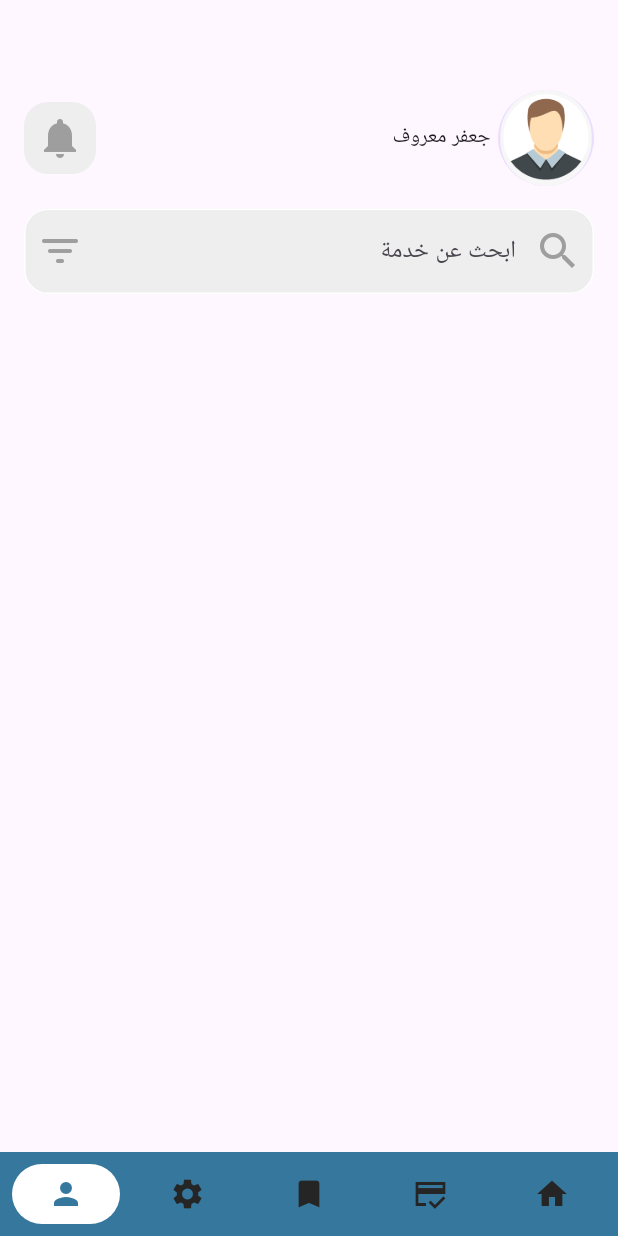
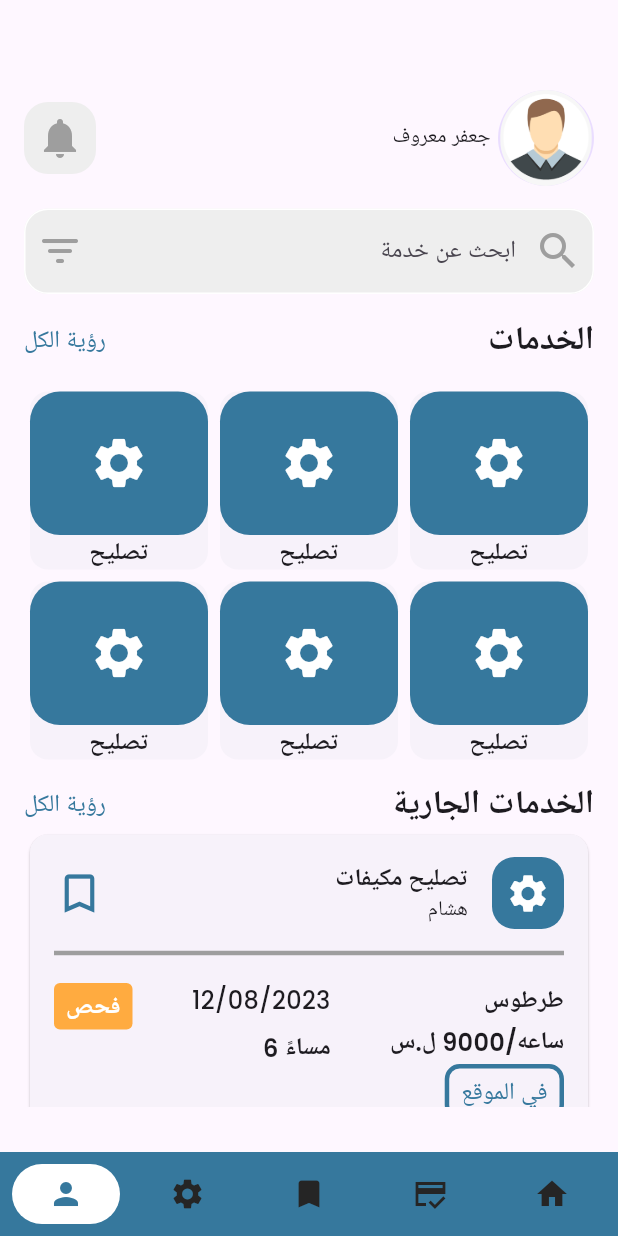
Before and after one commit to JafarKMarouf/service_provider, a Flutter app: the screen it shows after launch, on a phone screen of 412 x 824 dp. Run offline on Flutter 3.47's test engine with Material 3 defaults, Android fonts, the phone set to English and light mode, and no system bars; drawn by our look-alikes of google_nav_bar; our stand-ins replace bloc, font_awesome_flutter, modal_progress_hud_nsn.

Commit message:
build services home view done

```diff
--- /dev/null
+++ b/lib/cubits/auth_cubit/auth_cubit.dart
@@ -0,0 +1,13 @@
+// ignore_for_file: depend_on_referenced_packages
+
+import 'package:bloc/bloc.dart';
+import 'package:meta/meta.dart';
+
+part 'auth_state.dart';
+
+class AuthCubit extends Cubit<AuthState> {
+  AuthCubit() : super(AuthInitial());
+
+  // Future<>
+
+}
--- /dev/null
+++ b/lib/cubits/auth_cubit/auth_state.dart
@@ -0,0 +1,16 @@
+part of 'auth_cubit.dart';
+
+@immutable
+sealed class AuthState {}
+
+final class AuthInitial extends AuthState {}
+
+final class AuthLoading extends AuthState {}
+
+final class AuthSuccess extends AuthState {}
+
+final class AuthFailure extends AuthState {
+  final String errMessage;
+
+  AuthFailure({required this.errMessage});
+}
--- a/lib/views/services_view.dart
+++ b/lib/views/services_view.dart
@@ -1,6 +1,9 @@
 import 'package:flutter/material.dart';
+import 'package:freelancer_app/constant.dart';
 import 'package:freelancer_app/views/widgets/custome_app_bar.dart';
 import 'package:freelancer_app/views/widgets/custome_seach.dart';
+import 'package:freelancer_app/views/widgets/progress_service_page_view.dart';
+import 'package:freelancer_app/views/widgets/service_grid_view.dart';
 
 class ServicesView extends StatelessWidget {
   const ServicesView({super.key});
@@ -8,15 +11,54 @@ class ServicesView extends StatelessWidget {
   @override
   Widget build(BuildContext context) {
     return const Padding(
-      padding: EdgeInsets.symmetric(horizontal: 16, vertical: 60),
+      padding: EdgeInsets.only(right: 16,left: 16,top: 60,bottom: 30),
+      child: SingleChildScrollView(
         child: Column(
           children: [
             CustomeAppBar(),
             SizedBox(
               height: 15,
             ),
-          CustomeSearch()
+            CustomeSearch(),
+            SizedBox(
+              height: 15,
+            ),
+            Row(
+              mainAxisAlignment: MainAxisAlignment.spaceBetween,
+              children: [
+                Text(
+                  'رؤية الكل',
+                  style: TextStyle(
+                      color: kPrimaryColor,
+                      fontSize: 16,
+                      fontWeight: FontWeight.w500),
+                ),
+                Text(
+                  'الخدمات',
+                  style: TextStyle(fontSize: 22, fontWeight: FontWeight.w800),
+                ),
               ],
+            ),
+            ServiceGridView(),
+            Row(
+              mainAxisAlignment: MainAxisAlignment.spaceBetween,
+              children: [
+                Text(
+                  'رؤية الكل',
+                  style: TextStyle(
+                      color: kPrimaryColor,
+                      fontSize: 16,
+                      fontWeight: FontWeight.w500),
+                ),
+                Text(
+                  'الخدمات الجارية',
+                  style: TextStyle(fontSize: 22, fontWeight: FontWeight.w800),
+                ),
+              ],
+            ),
+            ProgressServicePageView(),
+          ],
+        ),
       ),
     );
   }
--- /dev/null
+++ b/lib/views/widgets/custome_service_item.dart
@@ -0,0 +1,32 @@
+import 'package:flutter/material.dart';
+import 'package:freelancer_app/constant.dart';
+
+class CustomeServiceItem extends StatelessWidget {
+  const CustomeServiceItem({super.key});
+
+  @override
+  Widget build(BuildContext context) {
+    return Card(
+      elevation: 0,
+      child: Column(
+        children: [
+          Expanded(
+            child: Container(
+              width: MediaQuery.of(context).size.width,
+              decoration: BoxDecoration(
+                  borderRadius: BorderRadius.circular(20), color: kPrimaryColor),
+              child: const Icon(
+                Icons.settings,
+                size: 40,
+                color: Colors.white,
+              ),
+            ),
+          ),
+          const Text(
+              'تصليح',
+              style: TextStyle(fontSize: 16, fontWeight: FontWeight.w600)),
+        ],
+      ),
+    );
+  }
+}
--- /dev/null
+++ b/lib/views/widgets/progress_service_item.dart
@@ -0,0 +1,134 @@
+import 'package:flutter/material.dart';
+import 'package:freelancer_app/constant.dart';
+
+class ProgressServiceItem extends StatelessWidget {
+  const ProgressServiceItem({super.key});
+
+  @override
+  Widget build(BuildContext context) {
+    return Card(
+      elevation: 0.9,
+      child: Padding(
+        padding:
+        const EdgeInsets.symmetric(vertical: 15.0, horizontal: 16.0),
+        child: Column(
+          children: [
+            Row(
+              mainAxisAlignment: MainAxisAlignment.spaceBetween,
+              children: [
+                Icon(
+                  Icons.bookmark_border,
+                  size: 34,
+                  color: kPrimaryColor,
+                ),
+                Row(
+                  children: [
+                    Column(
+                      crossAxisAlignment: CrossAxisAlignment.end,
+                      children: [
+                        Text(
+                          'تصليح مكيفات',
+                          style: TextStyle(
+                              fontWeight: FontWeight.w800, fontSize: 16),
+                        ),
+                        Text('هشام'),
+                      ],
+                    ),
+                    SizedBox(
+                      width: 16.0,
+                    ),
+                    Container(
+                      width: 48,
+                      height: 48,
+                      decoration: BoxDecoration(
+                          borderRadius: BorderRadius.circular(15),
+                          color: kPrimaryColor),
+                      child: const Icon(
+                        Icons.settings,
+                        size: 30,
+                        color: Colors.white,
+                      ),
+                    ),
+                  ],
+                )
+              ],
+            ),
+            SizedBox(
+              height: 8,
+            ),
+            SizedBox(
+              child: Divider(color: Colors.grey, thickness: 3),
+            ),
+            SizedBox(height: 12,),
+            Row(
+              mainAxisAlignment: MainAxisAlignment.spaceBetween,
+              crossAxisAlignment: CrossAxisAlignment.start,
+              children: [
+                Container(
+                    decoration: BoxDecoration(
+                        borderRadius: BorderRadius.circular(4),
+                        color: Colors.orangeAccent),
+                    padding: EdgeInsets.symmetric(
+                        horizontal: 8.0, vertical: 4),
+                    child: Text(
+                      'فحص',
+                      style: TextStyle(color: Colors.white, fontSize: 16,fontWeight: FontWeight.w600),
+                    )),
+                Column(
+                  // mainAxisAlignment: MainAxisAlignment.start,
+                  crossAxisAlignment: CrossAxisAlignment.end,
+                  children: [
+                    Text(
+                      '12/08/2023',
+                      style: TextStyle(
+                          fontSize: 16, fontWeight: FontWeight.w500),
+                    ),
+                    SizedBox(height: 8,),
+                    Text('6 مساءً',
+                      style: TextStyle(fontSize: 16,fontWeight: FontWeight.w600),
+                    ),
+                  ],
+                ),
+                Column(
+                  crossAxisAlignment: CrossAxisAlignment.end,
+                  mainAxisAlignment: MainAxisAlignment.spaceEvenly,
+                  children: [
+                    Text(
+                      'طرطوس',
+                      style: TextStyle(fontSize: 16,fontWeight: FontWeight.w600),
+                    ),
+                    SizedBox(height: 4,),
+                    Text('ساعه/9000 ل.س',
+                      style: TextStyle(fontSize: 16,fontWeight: FontWeight.w600),
+                    ),
+                    SizedBox(height: 4,),
+                    Container(
+                      padding: EdgeInsets.symmetric(vertical: 4,horizontal: 8),
+                      decoration: BoxDecoration(
+                          borderRadius: BorderRadius.circular(10),
+                          border: Border.all(color: kPrimaryColor,width: 3)
+                        // color: kPrimaryColoraryColor
+                      ),
+                      child: Text('في الموقع',style: TextStyle(color: kPrimaryColor,fontWeight: FontWeight.w500,fontSize: 16),),
+                    ),
+                  ],
+                ),
+              ],
+            ),
+            // const Row(
+            //   mainAxisAlignment: MainAxisAlignment.spaceBetween,
+            //   // crossAxisAlignment: CrossAxisAlignment.end,
+            //   children: [
+            //     // Text(''),
+            //     // Spacer(flex: 1,),
+            //     // Expanded(child: child)
+            //     Text('6 مساءً'),
+            //     Text('ساعه/9000 ل.س'),
+            //   ],
+            // ),
+          ],
+        ),
+      ),
+    );
+  }
+}
--- /dev/null
+++ b/lib/views/widgets/progress_service_page_view.dart
@@ -0,0 +1,22 @@
+import 'package:flutter/material.dart';
+import 'package:freelancer_app/views/widgets/progress_service_item.dart';
+
+class ProgressServicePageView extends StatelessWidget {
+  const ProgressServicePageView({super.key});
+
+  @override
+  Widget build(BuildContext context) {
+    return SizedBox(
+      height: 220,
+      child: PageView.builder(
+        itemCount: 5,
+        scrollDirection: Axis.horizontal,
+        reverse: true,
+        itemBuilder: (context, index) {
+          return const ProgressServiceItem();
+        },
+      ),
+    );
+
+  }
+}
--- /dev/null
+++ b/lib/views/widgets/service_grid_view.dart
@@ -0,0 +1,21 @@
+import 'package:flutter/material.dart';
+import 'package:freelancer_app/views/widgets/custome_service_item.dart';
+
+class ServiceGridView extends StatelessWidget {
+  const ServiceGridView({super.key});
+
+  @override
+  Widget build(BuildContext context) {
+    return GridView.builder(
+      scrollDirection: Axis.vertical,
+        shrinkWrap: true,
+        gridDelegate: const SliverGridDelegateWithFixedCrossAxisCount(
+          crossAxisCount: 3,
+        ),
+        padding: const EdgeInsets.only(top: 15,bottom: 10),
+        itemCount: 6,
+        itemBuilder: (context, index) {
+          return const CustomeServiceItem();
+        });
+  }
+}
--- a/pubspec.yaml
+++ b/pubspec.yaml
@@ -9,6 +9,7 @@ environment:
   sdk: '>=3.2.6 <4.0.0'
 
 dependencies:
+  bloc: ^8.1.4
   cupertino_icons: ^1.0.2
   flutter:
     sdk: flutter
@@ -17,7 +18,6 @@ dependencies:
   modal_progress_hud_nsn: ^0.5.0
 
 dev_dependencies:
-
   flutter_lints: ^2.0.0
   flutter_test:
     sdk: flutter
```
Also changed, not shown: pubspec.lock. Lines whose indentation alone changed are shown as unchanged.
